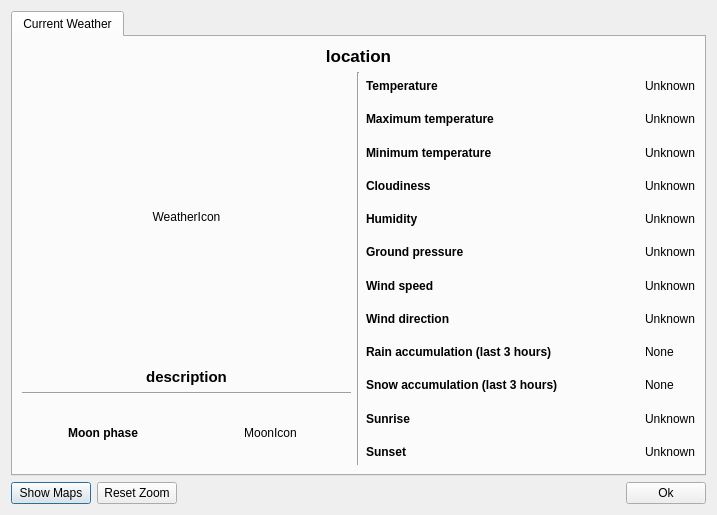
Before: the Qt Designer form WeatherDialog.ui in FelixdelasPozas/TrayWeather, drawn with Qt 5.
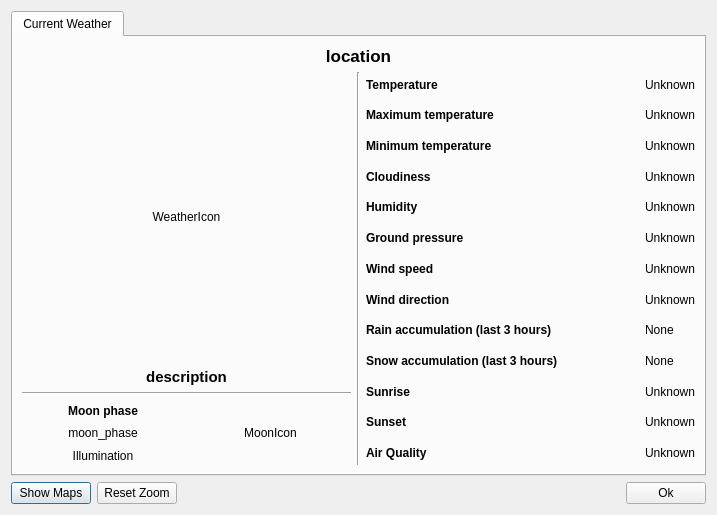
After: the same form once the commit is applied. Icons and pictures are not drawn.

Commit message: Show air quality in current weather tab. Show moon phase and illumination.

```diff
--- a/WeatherDialog.ui
+++ b/WeatherDialog.ui
@@ -460,6 +460,26 @@
              </property>
             </widget>
            </item>
+           <item row="12" column="0">
+            <widget class="QLabel" name="label_11">
+             <property name="font">
+              <font>
+               <weight>75</weight>
+               <bold>true</bold>
+              </font>
+             </property>
+             <property name="text">
+              <string>Air Quality</string>
+             </property>
+            </widget>
+           </item>
+           <item row="12" column="1">
+            <widget class="QLabel" name="m_air_quality">
+             <property name="text">
+              <string>Unknown</string>
+             </property>
+            </widget>
+           </item>
           </layout>
          </item>
          <item row="0" column="0">
@@ -510,6 +530,11 @@
            <item>
             <layout class="QHBoxLayout" name="horizontalLayout_2">
              <item>
+              <layout class="QVBoxLayout" name="verticalLayout_4">
+               <property name="spacing">
+                <number>3</number>
+               </property>
+               <item>
               <widget class="QLabel" name="m_moonLabel">
                <property name="font">
                 <font>
@@ -527,6 +552,28 @@
                 <set>Qt::AlignCenter</set>
                </property>
               </widget>
+               </item>
+               <item>
+                <widget class="QLabel" name="m_moon_phase">
+                 <property name="text">
+                  <string>moon_phase</string>
+                 </property>
+                 <property name="alignment">
+                  <set>Qt::AlignCenter</set>
+                 </property>
+                </widget>
+               </item>
+               <item>
+                <widget class="QLabel" name="m_illumination">
+                 <property name="text">
+                  <string>Illumination</string>
+                 </property>
+                 <property name="alignment">
+                  <set>Qt::AlignCenter</set>
+                 </property>
+                </widget>
+               </item>
+              </layout>
              </item>
              <item>
               <widget class="QLabel" name="m_moon">
```
Lines whose indentation alone changed are shown as unchanged. The commit also changes 6 other files.
